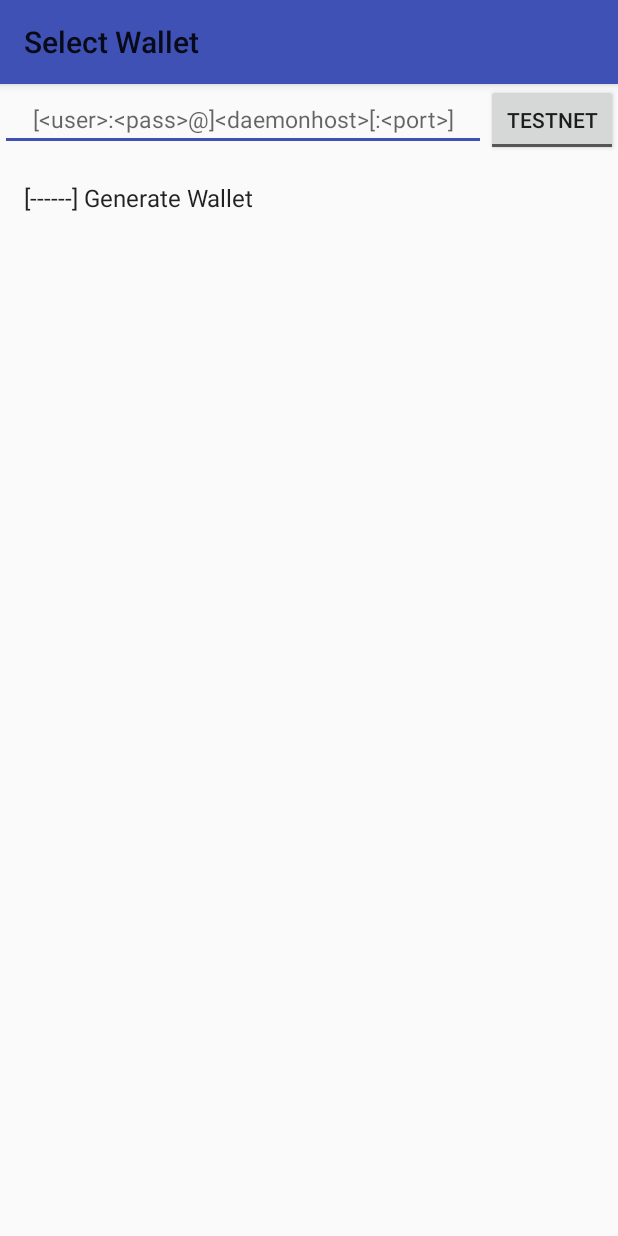
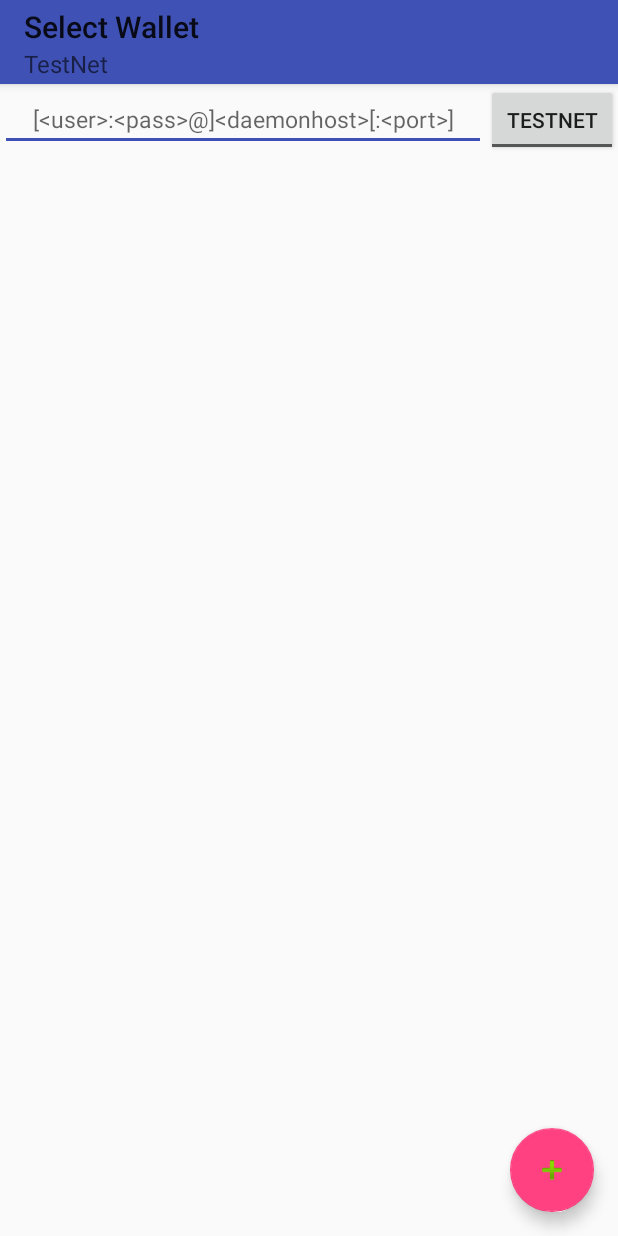
Before and after one commit to m2049r/xmrwallet, an Android app: the screen it shows after launch (LoginActivity), on a phone screen of 412 x 824 dp. Run offline under Robolectric (Android 15) with nearby library versions, the phone set to English and light mode, and no system bars; 5 statements that could not run were skipped.

Commit message:
action button for create wallet + setting activity title in LoginActivity

```diff
--- a/app/src/main/java/com/m2049r/xmrwallet/LoginActivity.java
+++ b/app/src/main/java/com/m2049r/xmrwallet/LoginActivity.java
@@ -27,6 +27,7 @@ import android.content.SharedPreferences;
 import android.content.pm.PackageManager;
 import android.os.Bundle;
 import android.support.annotation.NonNull;
+import android.support.design.widget.FloatingActionButton;
 import android.support.v7.app.AppCompatActivity;
 import android.support.v7.widget.Toolbar;
 import android.util.Log;
@@ -55,6 +56,8 @@ public class LoginActivity extends AppCompatActivity
 
     static final int DAEMON_TIMEOUT = 500; // deamon must respond in 500ms
 
+    Toolbar toolbar;
+
     @Override
     protected void onCreate(Bundle savedInstanceState) {
         super.onCreate(savedInstanceState);
@@ -63,8 +66,7 @@ public class LoginActivity extends AppCompatActivity
             return;
         }
 
-        Toolbar toolbar = (Toolbar) findViewById(R.id.tbLogin);
-        toolbar.setTitle(R.string.login_activity_name);
+        toolbar = (Toolbar) findViewById(R.id.tbLogin);
         setSupportActionBar(toolbar);
 
         if (Helper.getWritePermission(this)) {
@@ -77,9 +79,6 @@ public class LoginActivity extends AppCompatActivity
     @Override
     public void onWalletSelected(final String walletName) {
         Log.d(TAG, "selected wallet is ." + walletName + ".");
-        if (walletName.equals(':' + getString(R.string.generate_title))) {
-            startGenerateFragment();
-        } else {
         // now it's getting real, check if wallet exists
         String walletPath = Helper.getWalletPath(this, walletName);
         if (WalletManager.getInstance().walletExists(walletPath)) {
@@ -91,7 +90,6 @@ public class LoginActivity extends AppCompatActivity
             });
         } else { // this cannot really happen as we prefilter choices
             Toast.makeText(this, getString(R.string.bad_wallet), Toast.LENGTH_SHORT).show();
-            }
         }
     }
 
@@ -109,6 +107,11 @@ public class LoginActivity extends AppCompatActivity
         } else { // this cannot really happen as we prefilter choices
             Toast.makeText(this, getString(R.string.bad_wallet), Toast.LENGTH_SHORT).show();
         }
+    }
+
+    @Override
+    public void onAddWallet() {
+        startGenerateFragment();
     }
 
     AlertDialog passwordDialog = null; // for preventing multiple clicks in wallet list
@@ -203,9 +206,13 @@ public class LoginActivity extends AppCompatActivity
 
     @Override
     public void setTitle(String title) {
-        super.setTitle(title);
+        toolbar.setTitle(title);
     }
 
+    @Override
+    public void setSubtitle(String subtitle) {
+        toolbar.setSubtitle(subtitle);
+    }
     ////////////////////////////////////////
     ////////////////////////////////////////
 
--- a/app/src/main/java/com/m2049r/xmrwallet/LoginFragment.java
+++ b/app/src/main/java/com/m2049r/xmrwallet/LoginFragment.java
@@ -21,6 +21,7 @@ import android.content.Context;
 import android.content.SharedPreferences;
 import android.os.Bundle;
 import android.os.StrictMode;
+import android.support.design.widget.FloatingActionButton;
 import android.util.Log;
 import android.view.KeyEvent;
 import android.view.LayoutInflater;
@@ -68,6 +69,7 @@ public class LoginFragment extends Fragment {
 
     ToggleButton tbMainNet;
     EditText etDaemonAddress;
+    FloatingActionButton fabAdd;
 
     Listener activityCallback;
 
@@ -81,7 +83,12 @@ public class LoginFragment extends Fragment {
 
         void onWalletDetails(final String wallet);
 
+        void onAddWallet();
+
         void setTitle(String title);
+
+        void setSubtitle(String subtitle);
+
     }
 
     @Override
@@ -103,6 +110,13 @@ public class LoginFragment extends Fragment {
     }
 
     @Override
+    public void onResume() {
+        super.onResume();
+        Log.d(TAG, "onPause()");
+        activityCallback.setTitle(getString(R.string.login_activity_name));
+    }
+
+    @Override
     public View onCreateView(LayoutInflater inflater, ViewGroup container,
                              Bundle savedInstanceState) {
 
@@ -110,6 +124,16 @@ public class LoginFragment extends Fragment {
 
         tbMainNet = (ToggleButton) view.findViewById(R.id.tbMainNet);
         etDaemonAddress = (EditText) view.findViewById(R.id.etDaemonAddress);
+
+
+        fabAdd = (FloatingActionButton) view.findViewById(R.id.fabAdd);
+        fabAdd.setOnClickListener(new View.OnClickListener() {
+            @Override
+            public void onClick(View view) {
+                checkAndSetWalletDaemon("", !isMainNet());
+                activityCallback.onAddWallet();
+            }
+        });
 
         Helper.hideKeyboard(getActivity());
 
@@ -139,14 +163,14 @@ public class LoginFragment extends Fragment {
                 } else {
                     setDaemon(daemonTestNet);
                 }
-                activityCallback.setTitle(getString(R.string.app_name) + " " +
-                        getString(mainnet ? R.string.connect_mainnet : R.string.connect_testnet));
+                activityCallback.setSubtitle(getString(mainnet ? R.string.connect_mainnet : R.string.connect_testnet));
                 filterList();
                 ((BaseAdapter) listView.getAdapter()).notifyDataSetChanged();
             }
         });
 
         loadPrefs();
+        activityCallback.setSubtitle(getString(isMainNet()? R.string.connect_mainnet : R.string.connect_testnet));
 
         listView = (ListView) view.findViewById(R.id.list);
         ArrayAdapter<String> adapter = new ArrayAdapter<>(getActivity(),
@@ -187,7 +211,6 @@ public class LoginFragment extends Fragment {
                 savePrefs();
 
                 String wallet = itemValue.substring(WALLETNAME_PREAMBLE_LENGTH);
-                if (itemValue.charAt(1) == '-') wallet = ':' + wallet;
                 activityCallback.onWalletSelected(wallet);
             }
         });
@@ -204,30 +227,18 @@ public class LoginFragment extends Fragment {
                 }
 
                 String wallet = itemValue.substring(WALLETNAME_PREAMBLE_LENGTH);
-                if (itemValue.charAt(1) == '-') {
-                    Toast.makeText(getActivity(), getString(R.string.bad_wallet), Toast.LENGTH_LONG).show();
-                    return true;
-                }
-
                 String x = isMainNet() ? "4" : "9A";
                 if (x.indexOf(itemValue.charAt(1)) < 0) {
                     Toast.makeText(getActivity(), getString(R.string.prompt_wrong_net), Toast.LENGTH_LONG).show();
                     return true;
                 }
 
-                if (!checkAndSetWalletDaemon("", !isMainNet())) {
-                    Toast.makeText(getActivity(), getString(R.string.warn_daemon_unavailable), Toast.LENGTH_SHORT).show();
-                    return true;
-                }
+                checkAndSetWalletDaemon("", !isMainNet()); // just set selected net
 
                 activityCallback.onWalletDetails(wallet);
                 return true;
             }
         });
-
-        activityCallback.setTitle(getString(R.string.app_name) + " " +
-                getString(isMainNet() ? R.string.connect_mainnet : R.string.connect_testnet));
-
         loadList();
         return view;
     }
@@ -239,7 +250,6 @@ public class LoginFragment extends Fragment {
             // Log.d(TAG, "filtering " + s);
             if (x.indexOf(s.charAt(1)) >= 0) displayedList.add(s);
         }
-        displayedList.add(WALLETNAME_PREAMBLE + getString(R.string.generate_title));
     }
 
     private void loadList() {
@@ -260,7 +270,6 @@ public class LoginFragment extends Fragment {
         ((BaseAdapter) listView.getAdapter()).notifyDataSetChanged();
 
     }
-
 
     boolean isMainNet() {
         return tbMainNet.isChecked();
--- a/app/src/main/res/layout/login_fragment.xml
+++ b/app/src/main/res/layout/login_fragment.xml
@@ -17,35 +17,49 @@
             android:textOff="@string/connect_testnet"
             android:textOn="@string/connect_mainnet"
             app:layout_constraintRight_toRightOf="parent"
-            app:layout_constraintTop_toTopOf="parent">
-        </ToggleButton>
+            app:layout_constraintTop_toTopOf="parent"></ToggleButton>
 
         <EditText
             android:id="@+id/etDaemonAddress"
+            android:layout_width="0dp"
             android:layout_height="wrap_content"
-            android:layout_width="0dp"
+            android:backgroundTint="@color/colorPrimary"
+            android:clickable="true"
+            android:focusable="true"
+            android:focusableInTouchMode="true"
             android:gravity="center"
             android:hint="@string/prompt_daemon"
-            android:backgroundTint="@color/colorPrimary"
-            android:focusable="true"
-            android:focusableInTouchMode="true"
-            android:clickable="true"
+            android:imeOptions="actionDone"
             android:inputType="text"
+            android:maxLines="1"
             android:textIsSelectable="true"
             android:textSize="15sp"
-            android:maxLines="1"
-            android:imeOptions="actionDone"
             app:layout_constraintBaseline_toBaselineOf="@+id/tbMainNet"
-            app:layout_constraintRight_toLeftOf="@+id/tbMainNet"
-            app:layout_constraintLeft_toLeftOf="parent" />
+            app:layout_constraintLeft_toLeftOf="parent"
+            app:layout_constraintRight_toLeftOf="@+id/tbMainNet" />
 
     </android.support.constraint.ConstraintLayout>
 
-    <ListView
-        android:id="@+id/list"
-        android:layout_height="wrap_content"
+    <FrameLayout
         android:layout_width="match_parent"
-        android:layout_marginTop="4dp">
-    </ListView>
+        android:layout_height="match_parent">
+
+        <ListView
+            android:id="@+id/list"
+            android:layout_width="match_parent"
+            android:layout_height="wrap_content"
+            android:layout_marginTop="4dp"/>
+
+        <android.support.design.widget.FloatingActionButton xmlns:app="http://schemas.android.com/apk/res-auto"
+            android:id="@+id/fabAdd"
+            android:layout_width="wrap_content"
+            android:layout_height="wrap_content"
+            android:layout_gravity="bottom|end"
+            android:layout_margin="16sp"
+            android:src="@android:drawable/ic_input_add"
+            app:elevation="6dp"
+            app:fabSize="auto"
+            app:pressedTranslationZ="12dp" />
+    </FrameLayout>
 
 </LinearLayout>
--- a/app/src/main/res/values/strings.xml
+++ b/app/src/main/res/values/strings.xml
@@ -57,7 +57,7 @@
     <string name="message_strorage_not_writable">External Storage is not writable! Panic!</string>
     <string name="message_strorage_not_permitted">We really need those External Storage permissions!</string>
 
-    <string name="generate_title">Generate Wallet</string>
+    <string name="generate_title">Create Wallet</string>
     <string name="generate_name_hint">Wallet Name</string>
     <string name="generate_password_hint">Wallet Password</string>
     <string name="generate_buttonGenerate">Make me a wallet already!</string>
```
Also changed, not shown: app/src/main/java/com/m2049r/xmrwallet/GenerateFragment.java (+11 -0 lines), app/src/main/java/com/m2049r/xmrwallet/WalletActivity.java (+7 -8 lines). Lines whose indentation alone changed are shown as unchanged.
